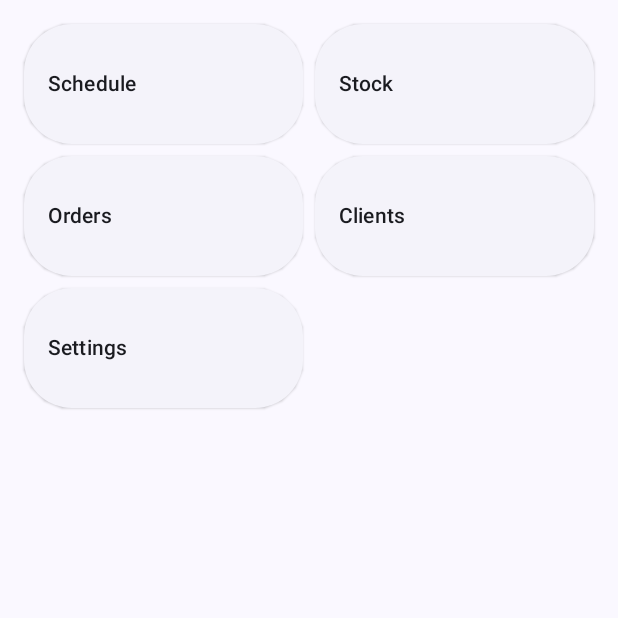
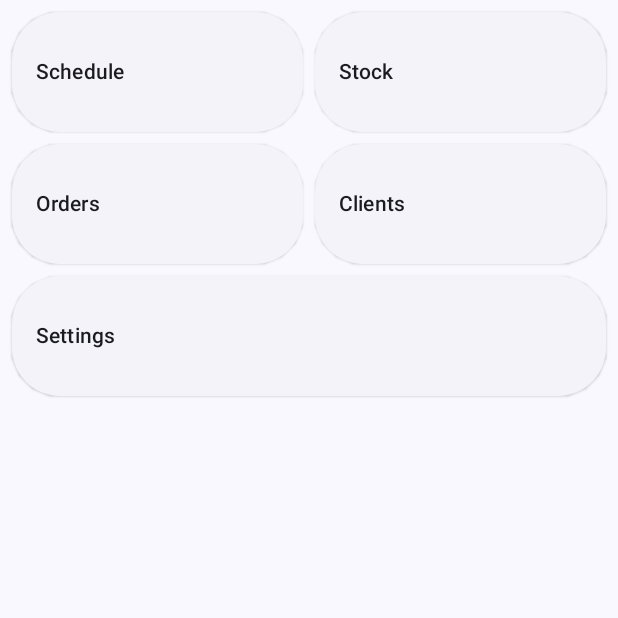
Before and after one commit to alorma/Groceries, an Android app built with Jetpack Compose: the screen it shows after launch (MainActivity), on a phone screen of 412 x 824 dp, the top half of it. Run offline under Robolectric (Android 15) with nearby library versions, the phone set to English and light mode, and no system bars.

```diff
--- a/business-app/src/main/java/com/alorma/groceries/business/MainActivity.kt
+++ b/business-app/src/main/java/com/alorma/groceries/business/MainActivity.kt
@@ -3,15 +3,12 @@ package com.alorma.groceries.business
 import android.os.Bundle
 import androidx.activity.ComponentActivity
 import androidx.activity.compose.setContent
-import androidx.compose.foundation.ExperimentalFoundationApi
 import androidx.compose.foundation.layout.Arrangement
 import androidx.compose.foundation.layout.Column
-import androidx.compose.foundation.layout.PaddingValues
+import androidx.compose.foundation.layout.Row
 import androidx.compose.foundation.layout.fillMaxWidth
 import androidx.compose.foundation.layout.heightIn
-import androidx.compose.foundation.lazy.grid.GridCells
-import androidx.compose.foundation.lazy.grid.LazyVerticalGrid
-import androidx.compose.foundation.lazy.grid.items
+import androidx.compose.foundation.layout.padding
 import androidx.compose.material3.ExperimentalMaterial3Api
 import androidx.compose.material3.Scaffold
 import androidx.compose.runtime.Composable
@@ -32,7 +29,9 @@ class MainActivity : ComponentActivity() {
       val items = remember { mutableListOf("Schedule", "Stock", "Orders", "Clients", "Settings") }
       BusinessTheme {
         Scaffold {
-          Column {
+          Column(
+
+          ) {
             ManageOptions(items)
           }
         }
@@ -40,21 +39,23 @@ class MainActivity : ComponentActivity() {
     }
   }
 
-  @OptIn(ExperimentalFoundationApi::class)
   @Composable
   private fun ManageOptions(items: List<String>) {
-    LazyVerticalGrid(
-      modifier = Modifier.fillMaxWidth(),
-      verticalArrangement = Arrangement.spacedBy(8.dp),
-      horizontalArrangement = Arrangement.spacedBy(8.dp),
-      contentPadding = PaddingValues(16.dp),
-      columns = GridCells.Fixed(2),
+    Column(
+      modifier = Modifier.padding(8.dp),
+      verticalArrangement = Arrangement.spacedBy(8.dp)
     ) {
-      items(items) { item ->
+      val chunks = items.chunked(2)
+      chunks.forEach { chunkedItems ->
+        Row(
+          horizontalArrangement = Arrangement.spacedBy(8.dp)
+        ) {
+          chunkedItems.forEach { item ->
             key(item) {
               Section(
                 modifier = Modifier
                   .fillMaxWidth()
+                  .weight(1f)
                   .heightIn(72.dp),
                 title = item,
                 onClick = { },
@@ -63,4 +64,7 @@ class MainActivity : ComponentActivity() {
           }
         }
       }
+
     }
+  }
+}
```
Also changed, not shown: 35 other files. Lines whose indentation alone changed are shown as unchanged.
